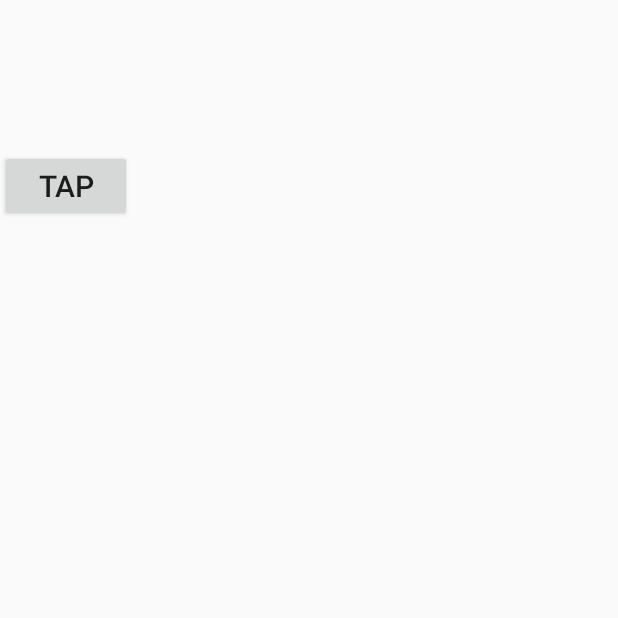
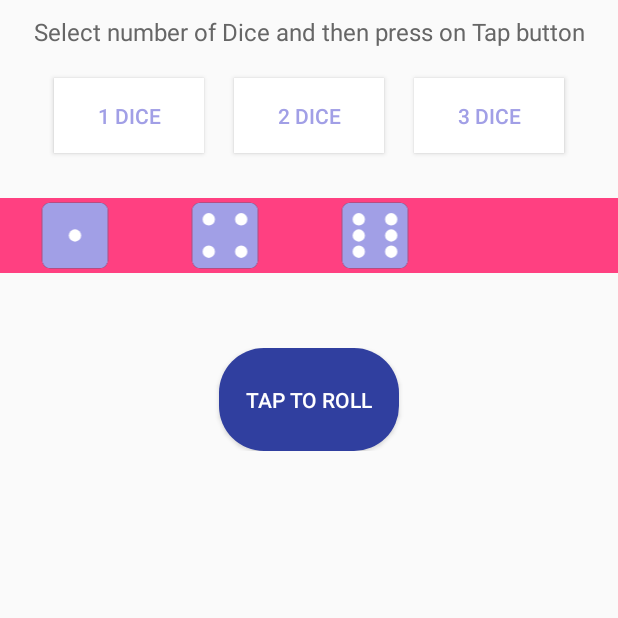
Before and after one commit to nitinmehtaa/Chess-Ticker, an Android app: the DiceRollActivity screen opened directly, with no data from a screen before it, on a phone screen of 412 x 824 dp, the top half of it. Run offline under Robolectric (Android 15) with nearby library versions, the light colour scheme and no system bars.

Commit message:
Dice roll basic layout done

```diff
--- a/app/src/main/java/com/chessticker/nitinmehta/chessticker/DiceRollActivity.java
+++ b/app/src/main/java/com/chessticker/nitinmehta/chessticker/DiceRollActivity.java
@@ -18,29 +18,27 @@ import java.util.Random;
 public class DiceRollActivity extends Activity {
 
     public static final Random RANDOM = new Random();
-    private Button rollDiceButton;
-    private ImageView imageView1;
+    private Button tapButton1, tapButton2, tapButton3;
+    private ImageView image1, image2, image3;
 
     @Override
     protected void onCreate(@Nullable Bundle savedInstanceState) {
         super.onCreate(savedInstanceState);
-        requestWindowFeature(Window.FEATURE_NO_TITLE);
-        getWindow().setFlags(WindowManager.LayoutParams.FLAG_FULLSCREEN,
-                WindowManager.LayoutParams.FLAG_FULLSCREEN);
         setContentView(R.layout.dice_roll_activity);
-        rollDiceButton = (Button)findViewById(R.id.tapButton);
-        imageView1 = (ImageView)findViewById(R.id.imageView1);
+        tapButton1 = (Button)findViewById(R.id.button1);
+        tapButton2 = (Button)findViewById(R.id.button2);
+        tapButton3 = (Button)findViewById(R.id.button3);
 
-        rollDiceButton.setOnClickListener(new View.OnClickListener() {
-            @Override
-            public void onClick(View v) {
-                int value1 = randomDiceValue();
-
-                int res1 = getResources().getIdentifier("dice_" + value1, "drawable", "com.chessticker.nitinmehta.chessticker");
-
-                imageView1.setImageResource(res1);
-            }
-        });
+//        rollDiceButton.setOnClickListener(new View.OnClickListener() {
+//            @Override
+//            public void onClick(View v) {
+//                int value1 = randomDiceValue();
+//
+//                int res1 = getResources().getIdentifier("ic_dice_" + value1, "drawable", "com.chessticker.nitinmehta.chessticker");
+//
+//                imageView1.setImageResource(res1);
+//            }
+//        });
     }
 
     public static int randomDiceValue(){
--- a/app/src/main/java/com/chessticker/nitinmehta/chessticker/SelectGameActivity.java
+++ b/app/src/main/java/com/chessticker/nitinmehta/chessticker/SelectGameActivity.java
@@ -12,10 +12,6 @@ import android.support.v7.widget.Toolbar;
 import android.util.Log;
 import android.view.View;
 import android.widget.ImageView;
-
-import com.bumptech.glide.Glide;
-import com.bumptech.glide.load.model.GlideUrl;
-
 import java.util.ArrayList;
 import java.util.List;
 
@@ -27,7 +23,6 @@ public class SelectGameActivity extends AppCompatActivity{
     private List<GameData> gameDataList = new ArrayList<>();
     private RecyclerView mRecyclerView;
     private SelectGameAdapter mAdapter;
-    private ImageView imageView;
 
     @Override
     protected void onCreate(@Nullable Bundle savedInstanceState) {
--- /dev/null
+++ b/app/src/main/res/drawable/ic_dice_1.xml
@@ -0,0 +1,25 @@
+<vector xmlns:android="http://schemas.android.com/apk/res/android"
+        android:width="1280dp"
+        android:height="1280dp"
+        android:viewportWidth="1280.0"
+        android:viewportHeight="1280.0">
+    <path
+        android:pathData="M211.4,79.5L1068.5,79.5A131.9,131.9 0,0 1,1200.4 211.4L1200.4,1068.5A131.9,131.9 0,0 1,1068.5 1200.4L211.4,1200.4A131.9,131.9 0,0 1,79.5 1068.5L79.5,211.4A131.9,131.9 0,0 1,211.4 79.5z"
+        android:strokeColor="#00000000"
+        android:fillType="evenOdd"
+        android:fillAlpha="1"
+        android:fillColor="#000000"
+        android:strokeWidth="1"/>
+    <path
+        android:pathData="M211.4,79.5L1068.5,79.5A131.9,131.9 0,0 1,1200.4 211.4L1200.4,1068.5A131.9,131.9 0,0 1,1068.5 1200.4L211.4,1200.4A131.9,131.9 0,0 1,79.5 1068.5L79.5,211.4A131.9,131.9 0,0 1,211.4 79.5z"
+        android:strokeColor="#00000000"
+        android:fillType="evenOdd"
+        android:fillColor="#A19FE6"
+        android:strokeWidth="1"/>
+    <path
+        android:pathData="M640,640m-105.5,0a105.5,105.5 0,1 1,211 0a105.5,105.5 0,1 1,-211 0"
+        android:strokeColor="#00000000"
+        android:fillType="evenOdd"
+        android:fillColor="#FFFFFF"
+        android:strokeWidth="1"/>
+</vector>
--- /dev/null
+++ b/app/src/main/res/drawable/ic_dice_4.xml
@@ -0,0 +1,43 @@
+<vector xmlns:android="http://schemas.android.com/apk/res/android"
+        android:width="1280dp"
+        android:height="1280dp"
+        android:viewportWidth="1280.0"
+        android:viewportHeight="1280.0">
+    <path
+        android:pathData="M211.4,79.5L1068.5,79.5A131.9,131.9 0,0 1,1200.4 211.4L1200.4,1068.5A131.9,131.9 0,0 1,1068.5 1200.4L211.4,1200.4A131.9,131.9 0,0 1,79.5 1068.5L79.5,211.4A131.9,131.9 0,0 1,211.4 79.5z"
+        android:strokeColor="#00000000"
+        android:fillType="evenOdd"
+        android:fillAlpha="1"
+        android:fillColor="#000000"
+        android:strokeWidth="1"/>
+    <path
+        android:pathData="M211.4,79.5L1068.5,79.5A131.9,131.9 0,0 1,1200.4 211.4L1200.4,1068.5A131.9,131.9 0,0 1,1068.5 1200.4L211.4,1200.4A131.9,131.9 0,0 1,79.5 1068.5L79.5,211.4A131.9,131.9 0,0 1,211.4 79.5z"
+        android:strokeColor="#00000000"
+        android:fillType="evenOdd"
+        android:fillColor="#A19FE6"
+        android:strokeWidth="1"/>
+    <path
+        android:pathData="M363.1,363.1m-105.5,0a105.5,105.5 0,1 1,211 0a105.5,105.5 0,1 1,-211 0"
+        android:strokeColor="#00000000"
+        android:fillType="evenOdd"
+        android:fillColor="#FFFFFF"
+        android:strokeWidth="1"/>
+    <path
+        android:pathData="M916.9,363.1m-105.5,0a105.5,105.5 0,1 1,211 0a105.5,105.5 0,1 1,-211 0"
+        android:strokeColor="#00000000"
+        android:fillType="evenOdd"
+        android:fillColor="#FFFFFF"
+        android:strokeWidth="1"/>
+    <path
+        android:pathData="M363.1,916.9m-105.5,0a105.5,105.5 0,1 1,211 0a105.5,105.5 0,1 1,-211 0"
+        android:strokeColor="#00000000"
+        android:fillType="evenOdd"
+        android:fillColor="#FFFFFF"
+        android:strokeWidth="1"/>
+    <path
+        android:pathData="M916.9,916.9m-105.5,0a105.5,105.5 0,1 1,211 0a105.5,105.5 0,1 1,-211 0"
+        android:strokeColor="#00000000"
+        android:fillType="evenOdd"
+        android:fillColor="#FFFFFF"
+        android:strokeWidth="1"/>
+</vector>
--- /dev/null
+++ b/app/src/main/res/drawable/ic_dice_6.xml
@@ -0,0 +1,55 @@
+<vector xmlns:android="http://schemas.android.com/apk/res/android"
+        android:width="1280dp"
+        android:height="1280dp"
+        android:viewportWidth="1280.0"
+        android:viewportHeight="1280.0">
+    <path
+        android:pathData="M211.4,79.5L1068.5,79.5A131.9,131.9 0,0 1,1200.4 211.4L1200.4,1068.5A131.9,131.9 0,0 1,1068.5 1200.4L211.4,1200.4A131.9,131.9 0,0 1,79.5 1068.5L79.5,211.4A131.9,131.9 0,0 1,211.4 79.5z"
+        android:strokeColor="#00000000"
+        android:fillType="evenOdd"
+        android:fillAlpha="1"
+        android:fillColor="#000000"
+        android:strokeWidth="1"/>
+    <path
+        android:pathData="M211.4,79.5L1068.5,79.5A131.9,131.9 0,0 1,1200.4 211.4L1200.4,1068.5A131.9,131.9 0,0 1,1068.5 1200.4L211.4,1200.4A131.9,131.9 0,0 1,79.5 1068.5L79.5,211.4A131.9,131.9 0,0 1,211.4 79.5z"
+        android:strokeColor="#00000000"
+        android:fillType="evenOdd"
+        android:fillColor="#A19FE6"
+        android:strokeWidth="1"/>
+    <path
+        android:pathData="M363.1,363.1m-105.5,0a105.5,105.5 0,1 1,211 0a105.5,105.5 0,1 1,-211 0"
+        android:strokeColor="#00000000"
+        android:fillType="evenOdd"
+        android:fillColor="#FFFFFF"
+        android:strokeWidth="1"/>
+    <path
+        android:pathData="M363.1,640m-105.5,0a105.5,105.5 0,1 1,211 0a105.5,105.5 0,1 1,-211 0"
+        android:strokeColor="#00000000"
+        android:fillType="evenOdd"
+        android:fillColor="#FFFFFF"
+        android:strokeWidth="1"/>
+    <path
+        android:pathData="M916.9,363.1m-105.5,0a105.5,105.5 0,1 1,211 0a105.5,105.5 0,1 1,-211 0"
+        android:strokeColor="#00000000"
+        android:fillType="evenOdd"
+        android:fillColor="#FFFFFF"
+        android:strokeWidth="1"/>
+    <path
+        android:pathData="M916.9,640m-105.5,0a105.5,105.5 0,1 1,211 0a105.5,105.5 0,1 1,-211 0"
+        android:strokeColor="#00000000"
+        android:fillType="evenOdd"
+        android:fillColor="#FFFFFF"
+        android:strokeWidth="1"/>
+    <path
+        android:pathData="M363.1,916.9m-105.5,0a105.5,105.5 0,1 1,211 0a105.5,105.5 0,1 1,-211 0"
+        android:strokeColor="#00000000"
+        android:fillType="evenOdd"
+        android:fillColor="#FFFFFF"
+        android:strokeWidth="1"/>
+    <path
+        android:pathData="M916.9,916.9m-105.5,0a105.5,105.5 0,1 1,211 0a105.5,105.5 0,1 1,-211 0"
+        android:strokeColor="#00000000"
+        android:fillType="evenOdd"
+        android:fillColor="#FFFFFF"
+        android:strokeWidth="1"/>
+</vector>
--- a/app/src/main/res/layout/dice_roll_activity.xml
+++ b/app/src/main/res/layout/dice_roll_activity.xml
@@ -5,19 +5,109 @@
     android:layout_height="match_parent"
     android:fitsSystemWindows="true">
 
-    <ImageView
-        android:id="@+id/imageView1"
-        android:layout_width="100dp"
-        android:layout_height="100dp"
-        />
+    //Top View
+    <LinearLayout
+        android:layout_width="match_parent"
+        android:layout_height="wrap_content"
+        android:orientation="vertical">
+
+        <TextView
+            android:layout_width="match_parent"
+            android:layout_height="wrap_content"
+            android:textColor="#666666"
+            android:textSize="16sp"
+            android:maxLines="2"
+            android:gravity="center_horizontal"
+            android:layout_margin="10dp"
+            android:text="Select number of Dice and then press on Tap button"/>
+
+    </LinearLayout>
+
+    <LinearLayout
+        android:layout_width="match_parent"
+        android:layout_height="wrap_content"
+        android:orientation="horizontal"
+        android:gravity="center_horizontal"
+        android:elevation="10dp">
 
     <Button
-        android:id="@+id/tapButton"
-        android:layout_width="wrap_content"
-        android:layout_height="wrap_content"
-        android:text="Tap"
-        android:textSize="20sp"/>
+        android:id="@+id/button1"
+        android:layout_width="100dp"
+        android:layout_height="50dp"
+        android:layout_margin="10dp"
+        android:text="1 Dice"
+        android:textAlignment="center"
+        android:textColor="#A19FE6"
+        android:background="#ffffff"/>
+
+        <Button
+            android:id="@+id/button2"
+            android:layout_width="100dp"
+            android:layout_height="50dp"
+            android:layout_margin="10dp"
+            android:text="2 Dice"
+            android:textAlignment="center"
+            android:textColor="#A19FE6"
+            android:background="#ffffff"/>
+
+        <Button
+            android:id="@+id/button3"
+            android:layout_width="100dp"
+            android:layout_height="50dp"
+            android:layout_margin="10dp"
+            android:text="3 Dice"
+            android:textAlignment="center"
+            android:textColor="#A19FE6"
+            android:background="#ffffff"/>
+
+    </LinearLayout>
 
 
+    //Bottom layout
+        <LinearLayout
+            android:layout_width="match_parent"
+            android:layout_height="wrap_content"
+            android:orientation="horizontal"
+            android:layout_marginTop="20dp"
+            android:background="@color/colorAccent">
+
+            <ImageView
+            android:id="@+id/diceImage1"
+            android:layout_width="100dp"
+            android:layout_height="50dp"
+            android:src="@drawable/ic_dice_1"/>
+
+            <ImageView
+                android:id="@+id/diceImage2"
+                android:layout_width="100dp"
+                android:layout_height="50dp"
+                android:src="@drawable/ic_dice_4"/>
+
+            <ImageView
+                android:id="@+id/diceImage3"
+                android:layout_width="100dp"
+                android:layout_height="50dp"
+                android:src="@drawable/ic_dice_6"/>
+
+    </LinearLayout>
+
+    <LinearLayout
+        android:layout_width="match_parent"
+        android:layout_height="wrap_content"
+        android:orientation="vertical"
+        android:layout_marginTop="50dp"
+        android:gravity="center">
+
+        <Button
+            android:id="@+id/tapButton"
+            android:layout_width="wrap_content"
+            android:layout_height="103px"
+            android:text="Tap to Roll"
+            android:textColor="#ffffff"
+            android:textAlignment="center"
+            android:background="@drawable/round_start_button"/>
+
+
+    </LinearLayout>
 
 </LinearLayout>
```
Also changed, not shown: app/src/main/res/drawable/ic_dice_2.xml (added, +31 -0 lines), app/src/main/res/drawable/ic_dice_3.xml (added, +37 -0 lines), app/src/main/res/drawable/ic_dice_5.xml (added, +49 -0 lines), app/src/main/res/drawable/dice_1.png (deleted), app/src/main/res/drawable/dice_3.png (deleted), app/src/main/res/drawable/dice_6.png (deleted).
